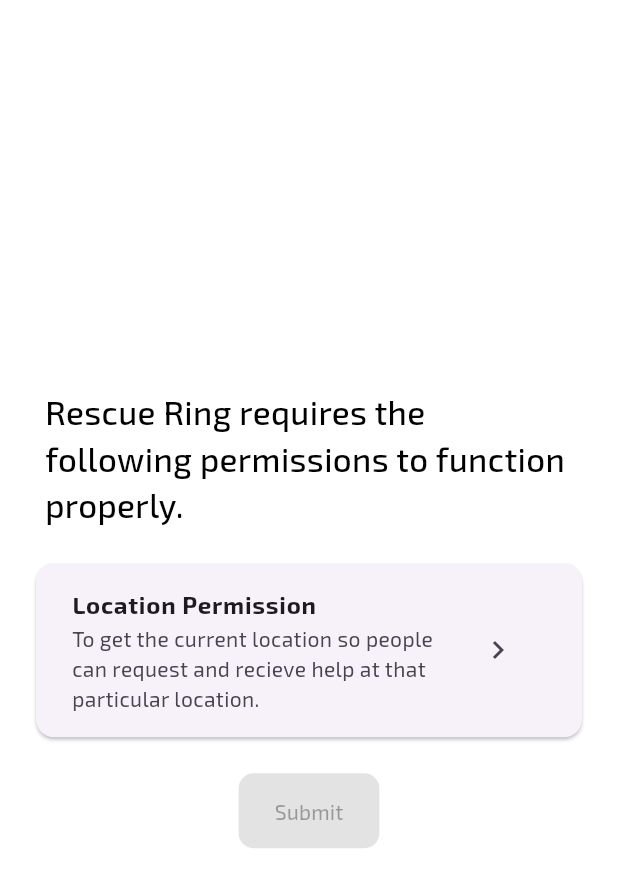
After one commit to tarunjillellamudi/Weather-Quake, a Flutter app: the FetchPermissions screen opened directly, on a phone screen of 412 x 824 dp. The commit adds this screen. Shown: the top 887 px of the screen. Run offline on Flutter 3.47's test engine with Material 3 defaults, Android fonts, the phone set to English and light mode, and no system bars; our stand-ins replace cloud_firestore, device_info_plus, firebase_auth, firebase_core, flutter_dotenv, gap and 5 more; accounts and stored records are empty; generated files the repository leaves out were written again; network calls fail.

Commit message:
Feature: Ask phone number for users and required permissions before showing main content

```diff
--- a/lib/main.dart
+++ b/lib/main.dart
@@ -2,10 +2,13 @@
 
 import 'package:disaster_ready/screens/auth_screen.dart';
 import 'package:disaster_ready/screens/first_screen.dart';
+import 'package:disaster_ready/widgets/fetch_permissions.dart';
+import 'package:disaster_ready/widgets/phone_number.dart';
 import 'package:firebase_auth/firebase_auth.dart';
 import 'package:firebase_core/firebase_core.dart';
 import 'package:flutter/material.dart';
 import 'package:flutter_dotenv/flutter_dotenv.dart';
+import 'package:google_fonts/google_fonts.dart';
 import 'package:shared_preferences/shared_preferences.dart';
 
 import 'firebase_options.dart';
@@ -17,14 +20,28 @@
   } catch (e) {
     print("Error loading .env file: $e");
   }
+  final prefs = await SharedPreferences.getInstance();
+  var authed = prefs.getBool('authed');
+  var phoneNumber = prefs.getString('phoneNumber');
+  var permissionsGiven = prefs.getBool('permissionsGranted') ?? false;
   await Firebase.initializeApp(
     options: DefaultFirebaseOptions.currentPlatform,
   );
-  runApp(const MyApp());
+  runApp(MyApp(
+      authed: authed ?? false,
+      phoneNumber: phoneNumber ?? '',
+      permissionGiven: permissionsGiven));
 }
 
 class MyApp extends StatefulWidget {
-  const MyApp({super.key});
+  MyApp(
+      {super.key,
+      required this.authed,
+      required this.phoneNumber,
+      required this.permissionGiven});
+  final bool authed;
+  final String phoneNumber;
+  final bool permissionGiven;
 
   @override
   State<MyApp> createState() => _MyAppState();
@@ -52,6 +69,13 @@
   Widget build(BuildContext context) {
     return MaterialApp(
       title: 'Disaster Ready',
+      theme: ThemeData(
+        primarySwatch: Colors.blue,
+        textTheme: GoogleFonts.exo2TextTheme(),
+      ),
+      darkTheme: ThemeData(
+        primarySwatch: Colors.blue,
+      ),
       home: StreamBuilder(
         stream: FirebaseAuth.instance.authStateChanges(),
         builder: (context, snapshot) {
@@ -67,7 +91,12 @@
           if (snapshot.hasData && snapshot.data != null) {
             return const FirstScreen();
           }
-          if (authed == true) {
+          if (widget.authed) {
+            if (widget.phoneNumber == '' || !widget.permissionGiven) {
+              print(widget.phoneNumber);
+              print(widget.permissionGiven);
+              return PhoneNumber();
+            }
             return const FirstScreen();
           } else {
             return const AuthScreen();
--- /dev/null
+++ b/lib/widgets/fetch_permissions.dart
@@ -0,0 +1,157 @@
+// ignore_for_file: library_private_types_in_public_api
+
+import 'package:disaster_ready/screens/home_screen.dart';
+import 'package:flutter/material.dart';
+import 'package:permission_handler/permission_handler.dart';
+import 'package:shared_preferences/shared_preferences.dart';
+
+class FetchPermissions extends StatefulWidget {
+  FetchPermissions({super.key});
+
+  @override
+  _GetPermissionsState createState() => _GetPermissionsState();
+}
+
+class _GetPermissionsState extends State<FetchPermissions> {
+  bool locationPermissionGranted = false;
+  bool smsPermissionGranted = false;
+
+  void _updatePermissionStatus() async {
+    final prefs = await SharedPreferences.getInstance();
+    if (locationPermissionGranted && smsPermissionGranted) {
+      await prefs.setBool('permissionsGranted', true);
+      Navigator.of(context).pushReplacement(
+        MaterialPageRoute(builder: (context) => HomeScreen()),
+      );
+    }
+  }
+
+  @override
+  Widget build(BuildContext context) {
+    return Container(
+      decoration: const BoxDecoration(
+          image: DecorationImage(
+        image: AssetImage("assets/images/background.png"),
+        fit: BoxFit.cover,
+      )),
+      child: Scaffold(
+        backgroundColor: Colors.transparent,
+        body: Padding(
+          padding: const EdgeInsets.all(20.0),
+          child: Column(
+            mainAxisAlignment: MainAxisAlignment.center,
+            crossAxisAlignment: CrossAxisAlignment.center,
+            children: <Widget>[
+              const Padding(
+                padding: EdgeInsets.symmetric(horizontal: 10),
+                child: Text(
+                  'Rescue Ring requires the following permissions to function properly.',
+                  style: TextStyle(
+                    fontSize: 22,
+                    fontWeight: FontWeight.w500,
+                    color: Colors.black,
+                  ),
+                ),
+              ),
+              const SizedBox(height: 20),
+              Card(
+                child: PermissionRequestTile(
+                  permission: Permission.location,
+                  title: 'Location Permission',
+                  description:
+                      'To get the current location so people can request and recieve help at that particular location.',
+                  isGranted: locationPermissionGranted,
+                  onGranted: () => setState(() {
+                    locationPermissionGranted = true;
+                  }),
+                ),
+              ),
+              // SizedBox(height: 10),
+              // PermissionRequestTile(
+              //   permission: Permission.sms,
+              //   title: 'SMS Permission',
+              //   description:
+              //       'We use SMS as an API to communicate with our servers in case of no internet, ensuring the app remains functional.',
+              //   isGranted: smsPermissionGranted,
+              //   onGranted: () => setState(() {
+              //     smsPermissionGranted = true;
+              //   }),
+              // ),
+              SizedBox(height: 20),
+              SizedBox(
+                height: 50,
+                child: ElevatedButton(
+                  style: ElevatedButton.styleFrom(
+                    backgroundColor: Color.fromRGBO(0, 0, 0, 0.8),
+                    shape: RoundedRectangleBorder(
+                      borderRadius: BorderRadius.circular(10),
+                    ),
+                    elevation: 0,
+                  ),
+                  onPressed: locationPermissionGranted && smsPermissionGranted
+                      ? _updatePermissionStatus
+                      : null,
+                  child: const Text(
+                    'Submit',
+                  ),
+                ),
+              ),
+            ],
+          ),
+        ),
+      ),
+    );
+  }
+}
+
+class PermissionRequestTile extends StatelessWidget {
+  final Permission permission;
+  final String title;
+  final String description;
+  final bool isGranted;
+  final VoidCallback onGranted;
+
+  const PermissionRequestTile({
+    Key? key,
+    required this.permission,
+    required this.title,
+    required this.description,
+    required this.isGranted,
+    required this.onGranted,
+  }) : super(key: key);
+
+  void _requestPermission(BuildContext context) async {
+    var status = await permission.request();
+    if (status.isGranted) {
+      onGranted();
+    } else {
+      ScaffoldMessenger.of(context).showSnackBar(SnackBar(
+        content: Text('Permission Denied'),
+      ));
+    }
+  }
+
+  @override
+  Widget build(BuildContext context) {
+    return Container(
+      padding: EdgeInsets.all(8.0),
+      decoration: BoxDecoration(
+        color: isGranted ? Colors.green[100] : null,
+        borderRadius: BorderRadius.circular(10),
+      ),
+      child: GestureDetector(
+        onTap: () => _requestPermission(context),
+        child: ListTile(
+          title: Text(title, style: TextStyle(fontWeight: FontWeight.bold)),
+          subtitle: Text(description),
+          trailing: isGranted
+              ? Icon(Icons.check, color: Colors.green)
+              : IconButton(
+                  icon: Icon(Icons.chevron_right),
+                  onPressed: () => _requestPermission(context),
+                ),
+        ),
+      ),
+    );
+  }
+}
--- a/pubspec.yaml
+++ b/pubspec.yaml
@@ -46,6 +46,9 @@
   device_info_plus: ^10.1.2
   dotenv: ^4.2.0
   flutter_dotenv: ^5.1.0
+  intl_phone_field: ^3.2.0
+  url_launcher: ^6.3.0
+  permission_handler: ^11.3.1
 
 dev_dependencies:
   flutter_test:
@@ -74,6 +77,7 @@
   - .env
   - assets/images/bg2.jpeg
   - assets/images/google_icon.png
+  - assets/images/background.png
   #   - images/a_dot_burr.jpeg
   #   - images/a_dot_ham.jpeg
 
```
Also changed, not shown: lib/screens/first_screen.dart (+17 -4 lines), lib/widgets/phone_number.dart (added, +232 -0 lines), assets/images/background.png (added), pubspec.lock, 2 other files.
